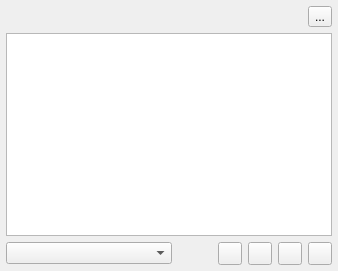
First picture: the form in src/librssguard/gui/notifications/articlelistnotification.ui, repository martinrotter/rssguard, before the edit.
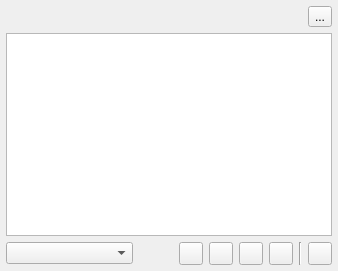
Second picture: the form after the edit. Custom widgets are drawn as their Qt base class.

What changed in the file:
```diff
--- a/src/librssguard/gui/notifications/articlelistnotification.ui
+++ b/src/librssguard/gui/notifications/articlelistnotification.ui
@@ -128,6 +128,20 @@
        </property>
       </widget>
      </item>
+     <item>
+      <widget class="Line" name="line">
+       <property name="orientation">
+        <enum>Qt::Vertical</enum>
+       </property>
+      </widget>
+     </item>
+     <item>
+      <widget class="PlainToolButton" name="m_btnMarkAllRead">
+       <property name="toolTip">
+        <string>Open article in article list</string>
+       </property>
+      </widget>
+     </item>
     </layout>
    </item>
   </layout>
```
Left out of the diff: 1 changed line with no effect on the pictures.
